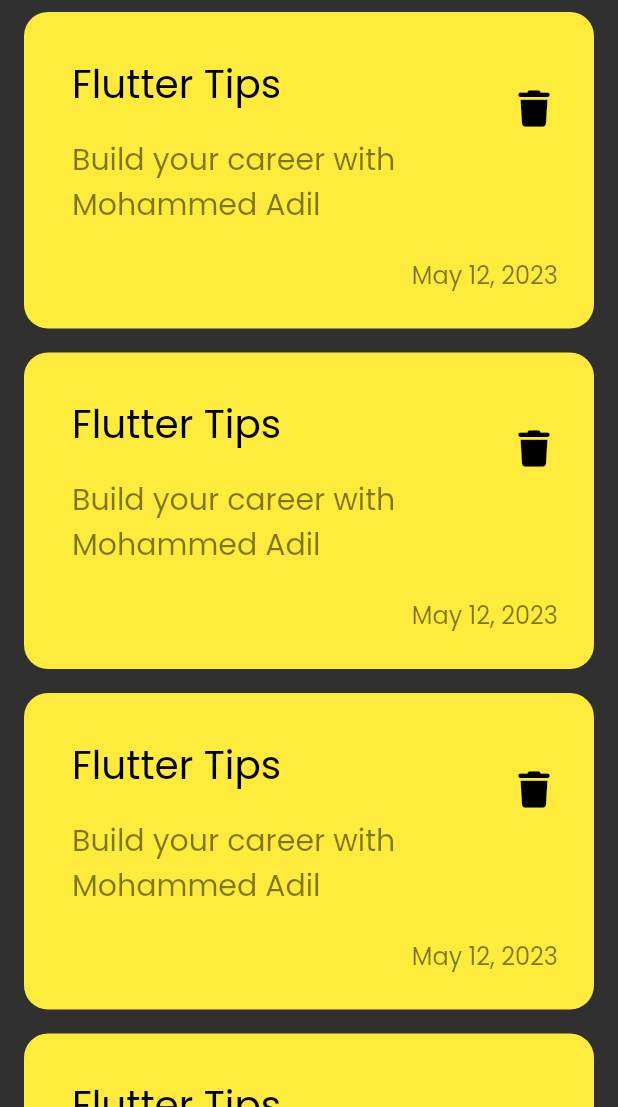
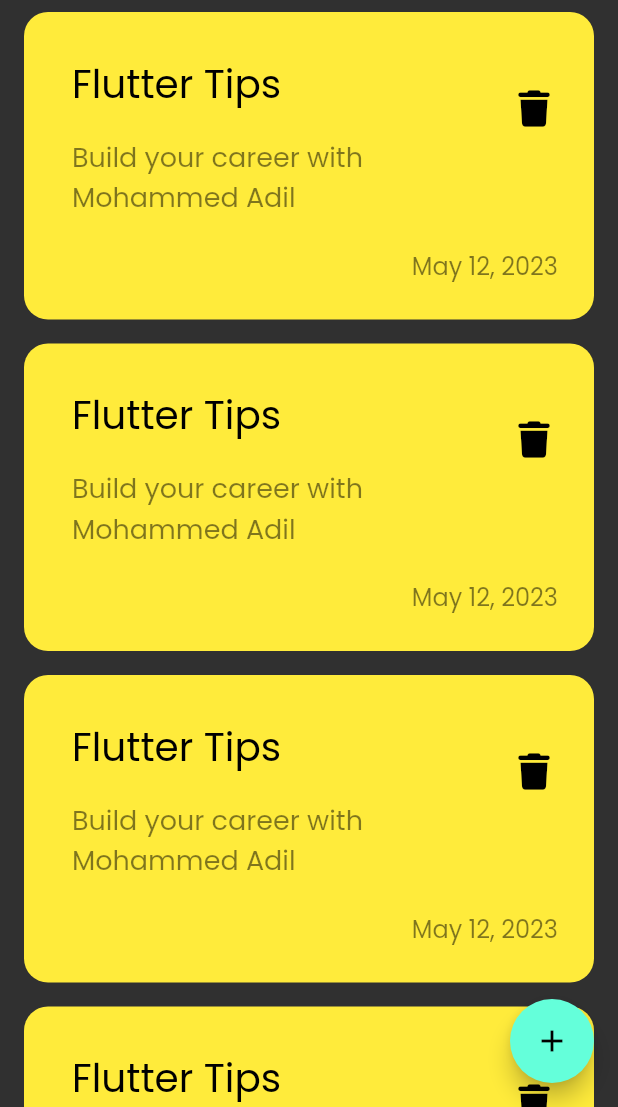
Before and after one commit to mohammed-xp/notes_app, a Flutter app: the screen it shows after launch, on a phone screen of 412 x 824 dp, the part 129-1236 px from its top. Run offline on Flutter 3.47's test engine with Material 2 defaults, Android fonts, the phone set to English and light mode, and no system bars; our stand-ins replace font_awesome_flutter.

Commit message:
build FloatingActionButton

```diff
--- a/lib/views/notes_view.dart
+++ b/lib/views/notes_view.dart
@@ -6,8 +6,14 @@ class NotesView extends StatelessWidget {
 
   @override
   Widget build(BuildContext context) {
-    return const Scaffold(
-      body: NotesViewBody(),
+    return Scaffold(
+      body: const NotesViewBody(),
+      floatingActionButton: FloatingActionButton(
+        onPressed: () {},
+        child: const Icon(
+          Icons.add,
+        ),
+      ),
     );
   }
 }
--- a/lib/widgets/custom_note_item.dart
+++ b/lib/widgets/custom_note_item.dart
@@ -28,7 +28,7 @@ class CustomNoteItem extends StatelessWidget {
                 'Build your career with Mohammed Adil',
                 style: TextStyle(
                     color: Colors.black.withOpacity(0.5),
-                    fontSize: 20
+                    fontSize: 18
                 ),
               ),
             ),
```
